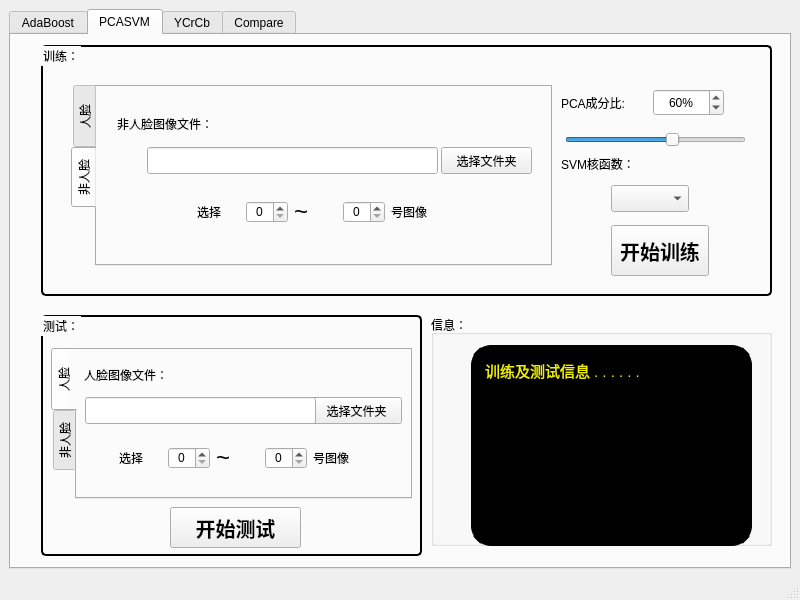
Above: UI/FaceDetactUI.ui from guanking/FaceDetect before the change. Below: the same form after it.
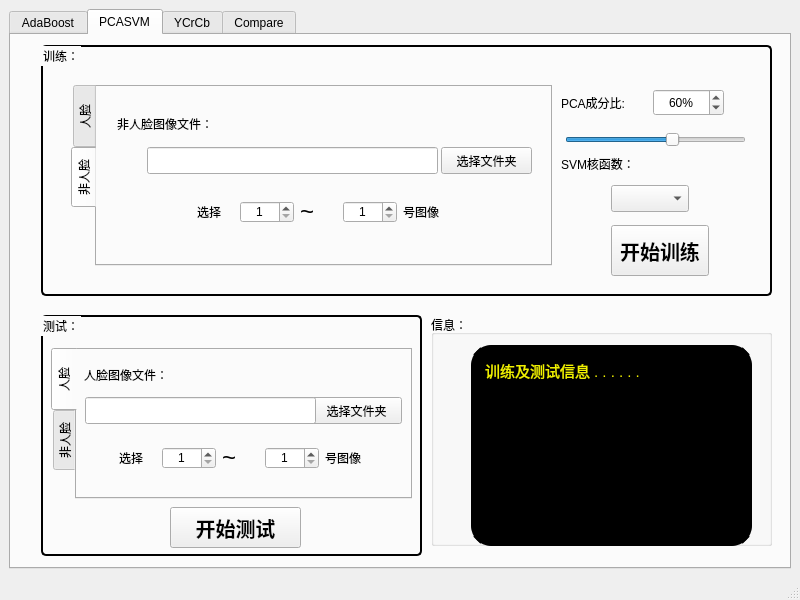
That is the form after the change. The open tabs and pages were chosen to show the change. Icons and pictures are not drawn.

Commit message: 修改YCrCb界面spinbox的取值范围

```diff
--- a/UI/FaceDetactUI.ui
+++ b/UI/FaceDetactUI.ui
@@ -502,7 +502,7 @@
             <rect>
              <x>100</x>
              <y>110</y>
-             <width>237</width>
+             <width>243</width>
              <height>30</height>
             </rect>
            </property>
@@ -529,6 +529,12 @@
               <property name="alignment">
                <set>Qt::AlignCenter</set>
               </property>
+              <property name="minimum">
+               <number>1</number>
+              </property>
+              <property name="maximum">
+               <number>1000</number>
+              </property>
              </widget>
             </item>
             <item row="0" column="4">
@@ -553,6 +559,12 @@
               <property name="alignment">
                <set>Qt::AlignCenter</set>
               </property>
+              <property name="minimum">
+               <number>1</number>
+              </property>
+              <property name="maximum">
+               <number>1000</number>
+              </property>
              </widget>
             </item>
            </layout>
@@ -756,7 +768,7 @@
             <rect>
              <x>42</x>
              <y>93</y>
-             <width>237</width>
+             <width>243</width>
              <height>30</height>
             </rect>
            </property>
@@ -783,6 +795,12 @@
               <property name="alignment">
                <set>Qt::AlignCenter</set>
               </property>
+              <property name="minimum">
+               <number>1</number>
+              </property>
+              <property name="maximum">
+               <number>1000</number>
+              </property>
              </widget>
             </item>
             <item row="0" column="4">
@@ -807,6 +825,12 @@
               <property name="alignment">
                <set>Qt::AlignCenter</set>
               </property>
+              <property name="minimum">
+               <number>1</number>
+              </property>
+              <property name="maximum">
+               <number>1000</number>
+              </property>
              </widget>
             </item>
            </layout>
```
Left out of the diff: 30 changed lines with no effect on the pictures.
